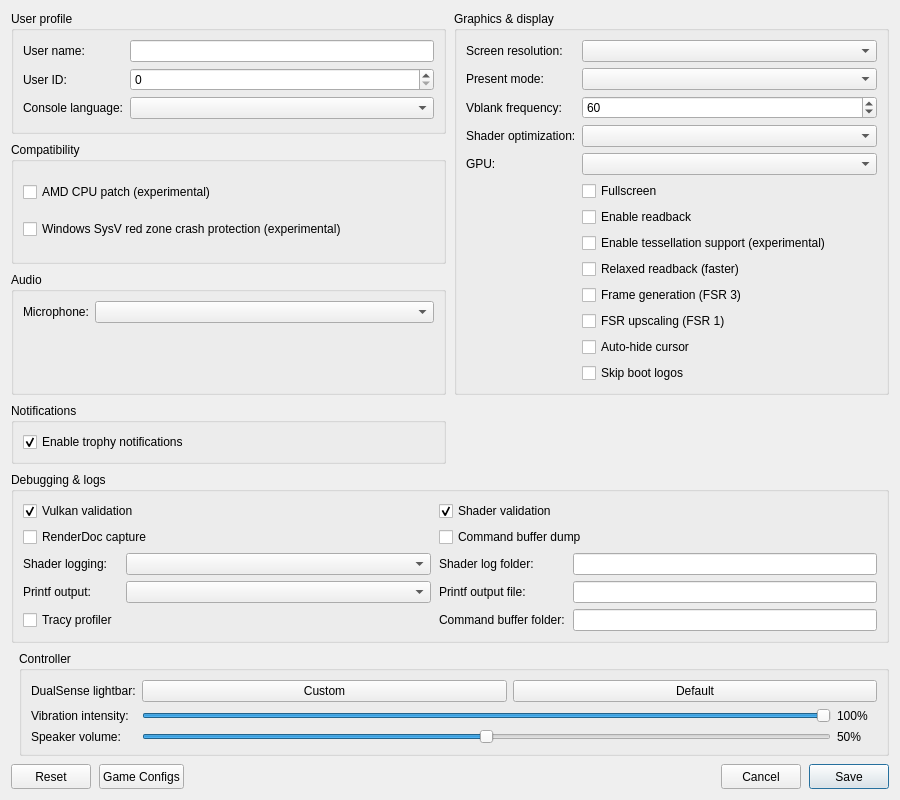
serbru20066666/brunoKytyPs5, file src/launcher/forms/configuration_edit_dialog.ui: the form before one commit.
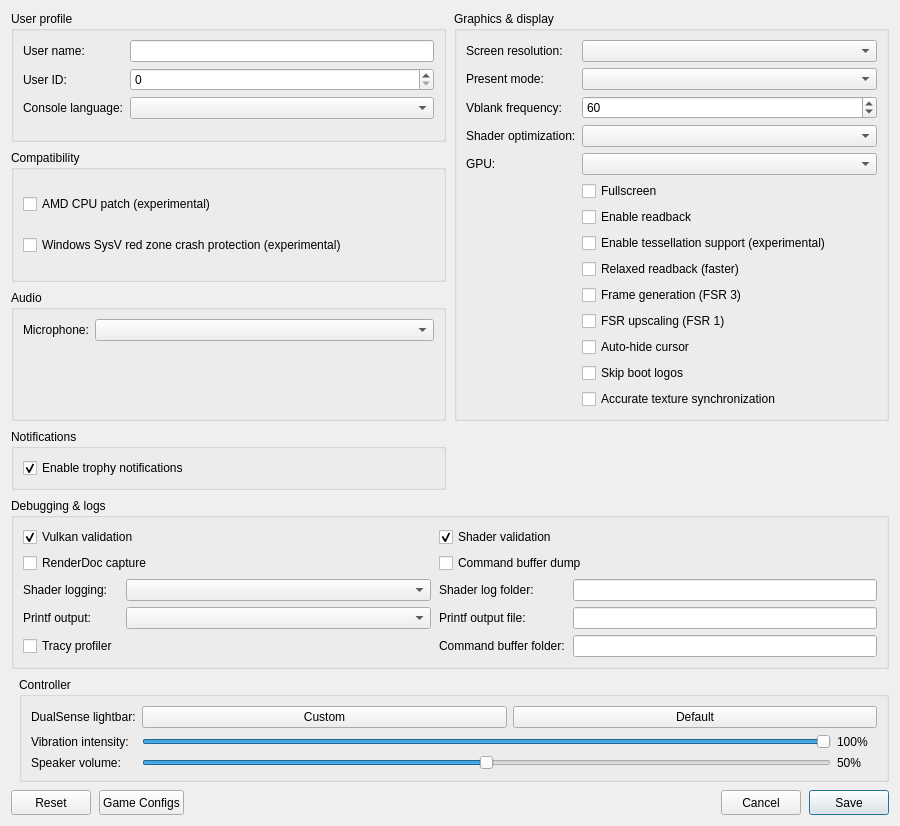
The form after the commit. Custom widgets are drawn as their Qt base class.

Commit message: graphics: make raw image synchronization an opt-in setting

The edit to the form file:
```diff
--- a/src/launcher/forms/configuration_edit_dialog.ui
+++ b/src/launcher/forms/configuration_edit_dialog.ui
@@ -203,6 +203,12 @@
           <property name="text"><string>Skip boot logos</string></property>
          </widget>
         </item>
+        <item row="13" column="1">
+         <widget class="QCheckBox" name="checkBox_sync_raw_image_buffers">
+          <property name="toolTip"><string>Can fix missing textures and incorrect transparency in some games. May reduce performance.</string></property>
+          <property name="text"><string>Accurate texture synchronization</string></property>
+         </widget>
+        </item>
        </layout>
       </widget>
      </item>
```
The commit also changes 9 other files.
